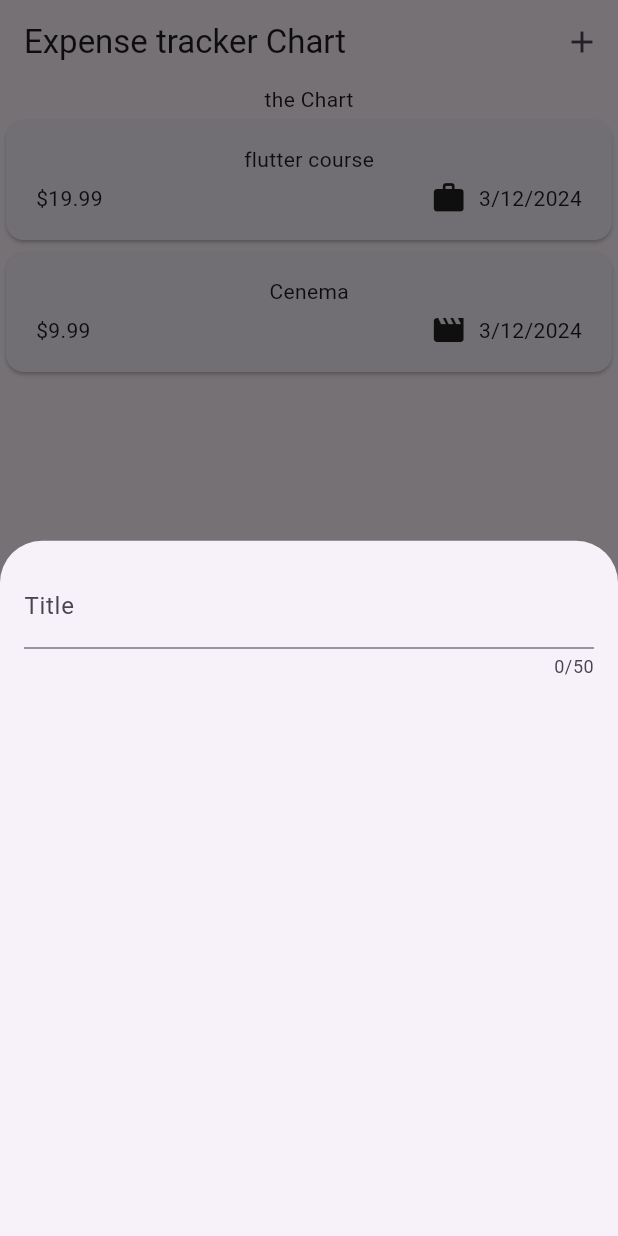
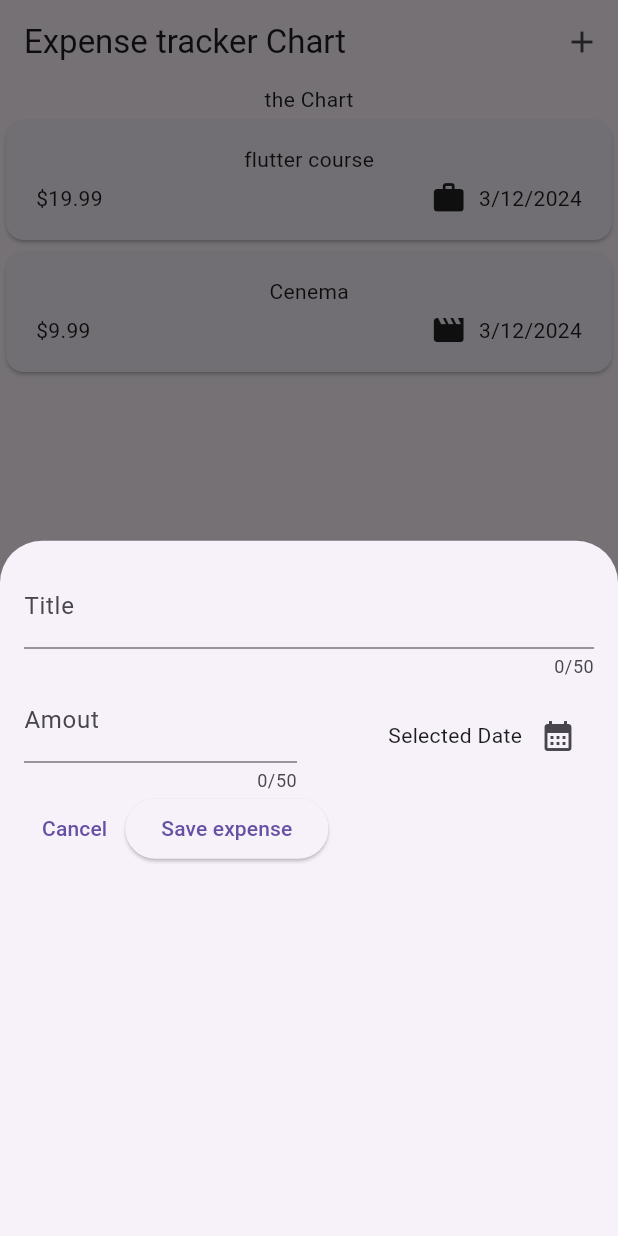
Before and after one commit to sanchi285/Flutter_Learning, a Flutter app: the screen it shows after launch, after a tap on the "add" icon, on a phone screen of 412 x 824 dp. Run offline on Flutter 3.47's test engine with Material 3 defaults, Android fonts, the phone set to English and light mode, and no system bars; our stand-ins replace google_fonts.

Commit message:
date picker has been added

```diff
--- a/expense_tracker/lib/widgets/new_expense.dart
+++ b/expense_tracker/lib/widgets/new_expense.dart
@@ -9,18 +9,74 @@ class NewExpense extends StatefulWidget{
 }
 
 class _NewExpenseState extends State<NewExpense>{
+  var _enteredTitle = '';
+
+  final _titleController =  TextEditingController();
+  final _amountController =  TextEditingController();
+  void _presentDatePicker(){
+
+    final now = DateTime.now();
+    final fisrtdate = DateTime(now.year-1,now.month,now.day);
+    showDatePicker(
+    context: context,
+    initialDate: now,
+    firstDate: fisrtdate,
+    lastDate: now);
+  }
+
+  @override
+  void dispose(){
+    _titleController.dispose();
+    _amountController.dispose();
+    super.dispose();
+  }
+
+  void _saveTitleInput(String inputValue){}
+
   @override
   Widget build (BuildContext context){
-    return const Padding(
-      padding: EdgeInsets.all(16),
+    return  Padding(
+      padding: const EdgeInsets.all(16),
       child: Column(
         children: [
           TextField(
+           controller: _titleController,
            maxLength: 50,
-           decoration: InputDecoration(
+           decoration: const InputDecoration(
             label: Text('Title')
            ),
-          )
+          ),
+          Row(
+
+            children: [Expanded(child: TextField(
+           controller: _amountController,
+           keyboardType: TextInputType.number,
+           maxLength: 50,
+           decoration: const InputDecoration(
+            label: Text('Amout'),
+            prefixText: "\$"
+           ),
+          )),
+          const SizedBox(width: 16,),
+          Expanded(child: Row(
+            mainAxisAlignment: MainAxisAlignment.end,
+            children: [
+
+            const Text('Selected Date'),
+            IconButton(onPressed: _presentDatePicker,
+            icon: const Icon(Icons.calendar_month))
+
+          ]),)
+          ]),
+
+          Row(children: [
+            TextButton(onPressed: (){Navigator.pop(context);}, child: const Text("Cancel")),
+            ElevatedButton(onPressed: (){
+              print(_titleController.text);
+             // print(_amountController.text);
+            },
+            child: const Text('Save expense'))
+          ],)
         ]
       ),
     );
```
